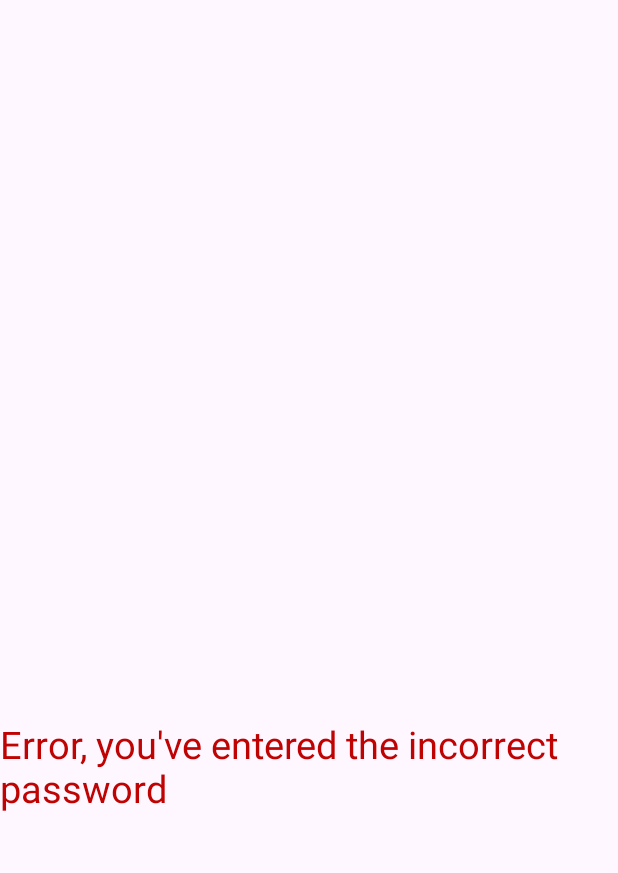
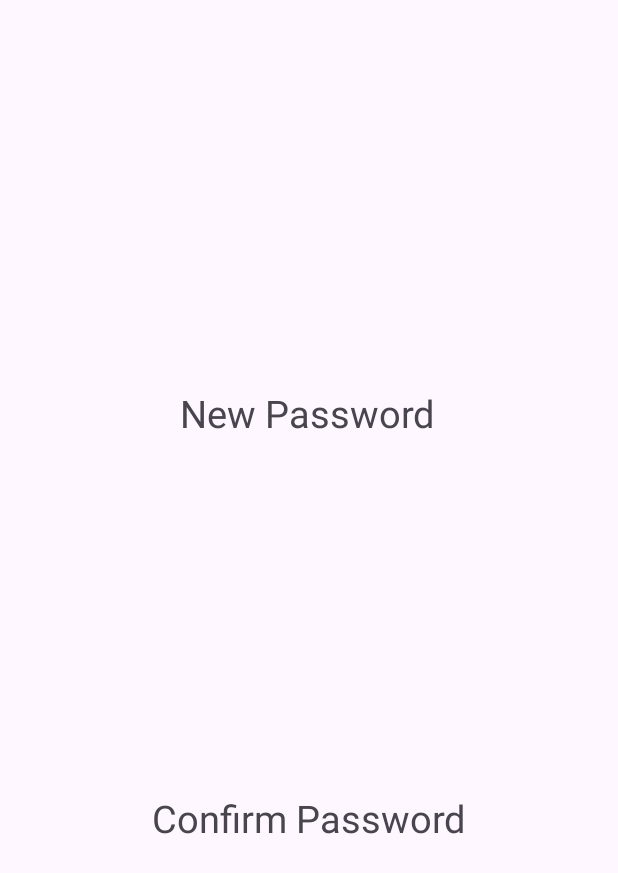
Before and after one commit to GarrettVosecky/Hackstreet-Boys, an Android app: the screen it shows after launch (MainActivity), on a phone screen of 412 x 824 dp. Shown: the top 873 px of the screen. Run offline under Robolectric (Android 15) with nearby library versions, the phone set to English and light mode, and no system bars.

Commit message:
Added New Password and Confirm Password text

```diff
--- a/app/src/main/res/layout/activity_main.xml
+++ b/app/src/main/res/layout/activity_main.xml
@@ -8,16 +8,29 @@
     tools:context=".MainActivity">
 
     <TextView
+        android:id="@+id/textView2"
         android:layout_width="wrap_content"
         android:layout_height="wrap_content"
-        android:text="Error, you've entered the incorrect password"
-        android:textColor="#BF0303"
+        android:layout_marginBottom="350dp"
+        android:text="New Password"
         android:textSize="25sp"
         app:layout_constraintBottom_toBottomOf="parent"
         app:layout_constraintEnd_toEndOf="parent"
-        app:layout_constraintHorizontal_bias="1.0"
+        app:layout_constraintHorizontal_bias="0.497"
         app:layout_constraintStart_toStartOf="parent"
         app:layout_constraintTop_toTopOf="parent"
-        app:layout_constraintVertical_bias="0.63" />
+        app:layout_constraintVertical_bias="0.587" />
+
+    <TextView
+        android:id="@+id/textView"
+        android:layout_width="wrap_content"
+        android:layout_height="wrap_content"
+        android:text="Confirm Password"
+        android:textSize="25sp"
+        app:layout_constraintBottom_toBottomOf="parent"
+        app:layout_constraintEnd_toEndOf="parent"
+        app:layout_constraintStart_toStartOf="parent"
+        app:layout_constraintTop_toBottomOf="@+id/textView2"
+        app:layout_constraintVertical_bias="0.474" />
 
 </androidx.constraintlayout.widget.ConstraintLayout>
```
